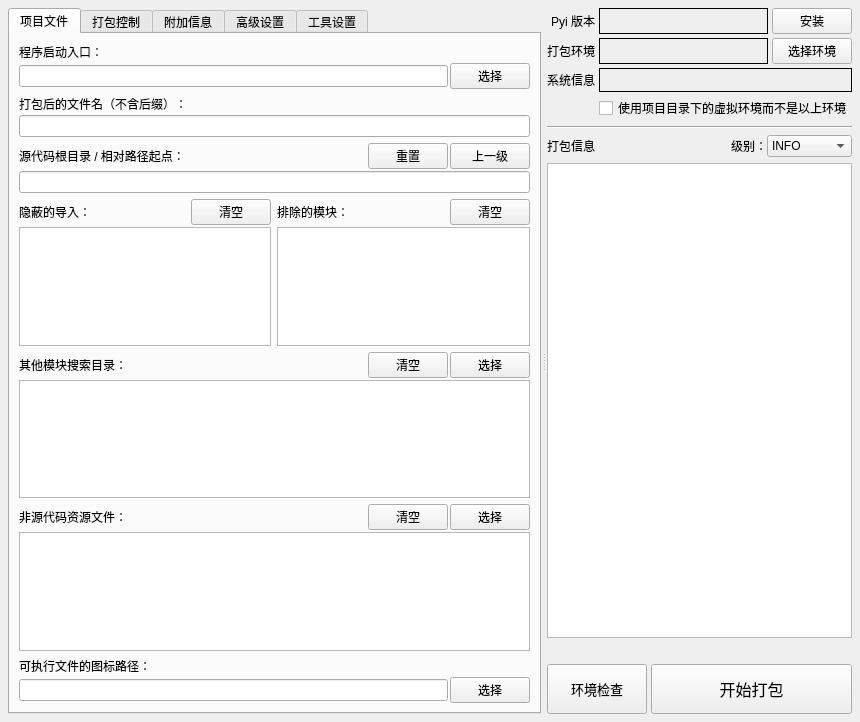
hrpzcf/AwesomePyKit, file source/awespykit/ui/pyinstaller_tool.ui: the form before one commit.
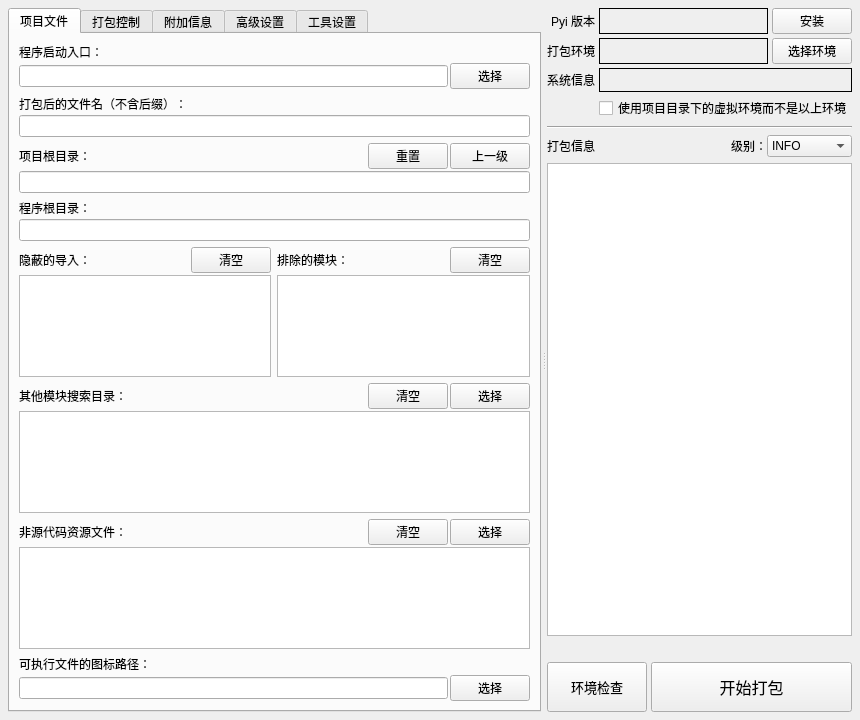
The form after the commit.

Commit message: 程序打包工具原“源代码根目录/相对路径起点”拆分为“项目根目录”和“程序根目录”

Diff of the .ui file:
```diff
--- a/source/awespykit/ui/pyinstaller_tool.ui
+++ b/source/awespykit/ui/pyinstaller_tool.ui
@@ -10,7 +10,7 @@
     <x>0</x>
     <y>0</y>
     <width>860</width>
-    <height>722</height>
+    <height>720</height>
    </rect>
   </property>
   <property name="font">
@@ -51,8 +51,6 @@
         <attribute name="title">
          <string>项目文件</string>
         </attribute>
-        <layout class="QVBoxLayout" name="verticalLayout_29">
-         <item>
           <layout class="QVBoxLayout" name="verticalLayout_28">
            <item>
             <layout class="QVBoxLayout" name="verticalLayout_2">
@@ -119,14 +117,14 @@
                <item>
                 <widget class="QLabel" name="label_2">
                  <property name="text">
-                  <string>源代码根目录 / 相对路径起点：</string>
+                <string>项目根目录：</string>
                  </property>
                 </widget>
                </item>
                <item>
                 <widget class="QPushButton" name="pb_reset_root_level">
                  <property name="toolTip">
-                  <string>将源代码根目录重置为程序启动入口所在目录。</string>
+                <string>将项目根目录重置为程序启动入口所在目录。</string>
                  </property>
                  <property name="text">
                   <string>重置</string>
@@ -136,7 +134,7 @@
                <item>
                 <widget class="QPushButton" name="pb_up_level_root">
                  <property name="toolTip">
-                  <string>将源代码根目录向上移一级。</string>
+                <string>将项目根目录向上移一级。</string>
                  </property>
                  <property name="text">
                   <string>上一级</string>
@@ -148,7 +146,41 @@
              <item>
               <widget class="QLineEdit" name="le_project_root">
                <property name="toolTip">
-                <string>当前的源代码根目录，选择程序启动入口文件后自动确定。</string>
+              <string>是指当前程序项目的起始目录，主要用于确定虚拟环境的创建位置。</string>
+             </property>
+             <property name="readOnly">
+              <bool>true</bool>
+             </property>
+            </widget>
+           </item>
+          </layout>
+         </item>
+         <item>
+          <layout class="QVBoxLayout" name="verticalLayout_29">
+           <property name="spacing">
+            <number>2</number>
+           </property>
+           <item>
+            <layout class="QHBoxLayout" name="horizontalLayout_34" stretch="1">
+             <item>
+              <widget class="QLabel" name="label_31">
+               <property name="text">
+                <string>程序根目录：</string>
+               </property>
+              </widget>
+             </item>
+            </layout>
+           </item>
+           <item>
+            <widget class="QLineEdit" name="uiLineEdit_program_root">
+             <property name="toolTip">
+              <string>程序运行所需文件目录结构的起始目录，选择程序启动入口文件后自动确定。
+较完善的项目通常会在项目目录里单独用一个目录来存放程序源代码，以免项目其他文件与程序运行相关文件混淆，而源代码的起始目录即为“程序根目录”。
+程序根目录是“项目根目录”的一部分，但也可以和项目根目录相同，视你的项目结构而定。
+请将你的程序设计为“程序启动入口文件”是“程序根目录”的直接子文件以便适应 Pyinstaller。</string>
+             </property>
+             <property name="toolTipDuration">
+              <number>60000</number>
                </property>
                <property name="readOnly">
                 <bool>true</bool>
@@ -331,8 +363,6 @@
                   <string>选择</string>
                  </property>
                 </widget>
-               </item>
-              </layout>
              </item>
             </layout>
            </item>
```
Lines whose indentation alone changed are shown as unchanged. The commit also changes 6 other files.
